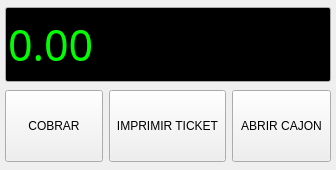
Above: bulmages/bulmatpv/plugins/pluginbt_total/totalbase.ui from eboladev/Bulmages-1 before the change. Below: the same form after it.
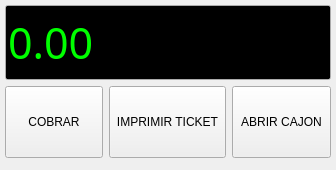
That is the form after the change.

What changed in the file:
```diff
--- a/bulmages/bulmatpv/plugins/pluginbt_total/totalbase.ui
+++ b/bulmages/bulmatpv/plugins/pluginbt_total/totalbase.ui
@@ -187,6 +187,19 @@
      </item>
     </layout>
    </item>
+   <item>
+    <spacer name="verticalSpacer">
+     <property name="orientation">
+      <enum>Qt::Vertical</enum>
+     </property>
+     <property name="sizeHint" stdset="0">
+      <size>
+       <width>20</width>
+       <height>40</height>
+      </size>
+     </property>
+    </spacer>
+   </item>
   </layout>
  </widget>
  <resources/>
```
Left out of the diff: 104 changed lines with no effect on the pictures.
